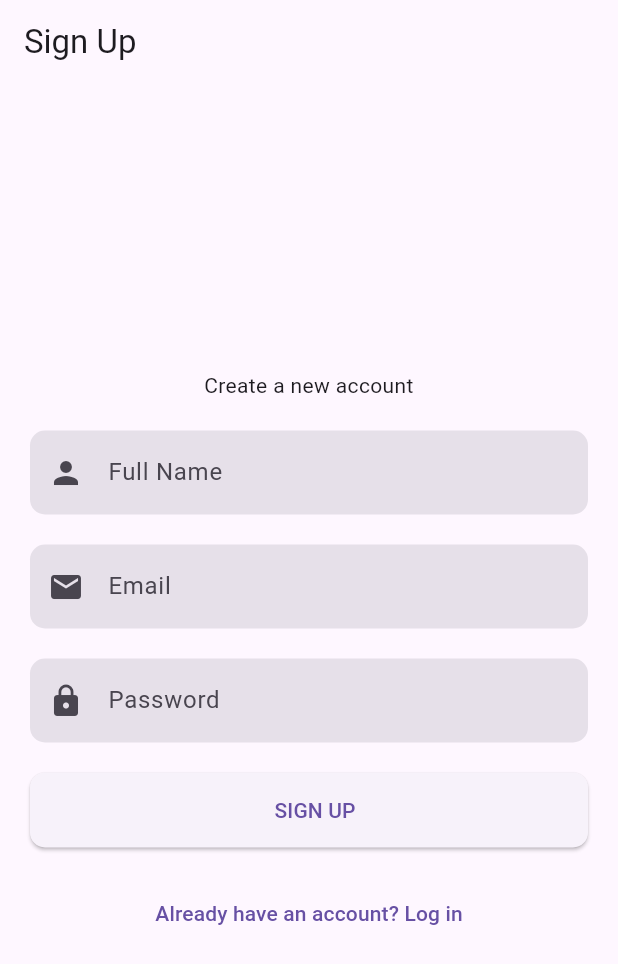
After one commit to rodrigogmdias/flutter-boilerplate, a Flutter app: the SignUpPage screen opened by its route, on a phone screen of 412 x 824 dp. The commit adds this screen. Shown: the top 964 px of the screen. Run offline on Flutter 3.47's test engine with Material 3 defaults, Android fonts, the phone set to English and light mode, and no system bars; our stand-ins replace bloc, firebase_core, flutter_bloc, go_router; accounts and stored records are empty; generated files the repository leaves out were written again.

Commit message:
feat: adicionar página de cadastro e navegação no texto de cadastro

```diff
--- a/lib/feature/login/widgets/sign_up_text.dart
+++ b/lib/feature/login/widgets/sign_up_text.dart
@@ -1,4 +1,5 @@
 import 'package:flutter/material.dart';
+import 'package:go_router/go_router.dart';
 
 class SignUpText extends StatelessWidget {
   const SignUpText({super.key});
@@ -6,7 +7,9 @@ class SignUpText extends StatelessWidget {
   @override
   Widget build(BuildContext context) {
     return GestureDetector(
-      onTap: () {},
+      onTap: () {
+        context.push('/sign-up');
+      },
       child: Text(
         "Don't have an account? Sign Up",
         style: TextStyle(color: Theme.of(context).colorScheme.secondary),
--- /dev/null
+++ b/lib/feature/sign_up/sign_up_page.dart
@@ -0,0 +1,59 @@
+import 'package:flutter/material.dart';
+
+import '../../shared/components/custom_buttons.dart';
+import '../../shared/components/custom_text_field.dart';
+
+class SignUpPage extends StatelessWidget {
+  const SignUpPage({super.key});
+
+  @override
+  Widget build(BuildContext context) {
+    return Scaffold(
+      appBar: AppBar(
+        title: const Text("Sign Up"),
+      ),
+      body: Center(
+        child: Padding(
+          padding: const EdgeInsets.all(20.0),
+          child: Column(
+            mainAxisAlignment: MainAxisAlignment.center,
+            crossAxisAlignment: CrossAxisAlignment.stretch,
+            children: [
+              Text(
+                "Create a new account",
+                textAlign: TextAlign.center,
+                style: Theme.of(context).textTheme.bodyMedium,
+              ),
+              const SizedBox(height: 20),
+              const CustomTextField(
+                hintText: "Full Name",
+                icon: Icons.person,
+              ),
+              const SizedBox(height: 20),
+              const CustomTextField(
+                hintText: "Email",
+                icon: Icons.email,
+              ),
+              const SizedBox(height: 20),
+              const CustomTextField(
+                hintText: "Password",
+                icon: Icons.lock,
+                obscureText: true,
+              ),
+              const SizedBox(height: 20),
+              CustomButton(
+                label: "SIGN UP",
+                onPressed: () {},
+              ),
+              const SizedBox(height: 20),
+              TextButton(
+                onPressed: () => Navigator.pop(context),
+                child: const Text("Already have an account? Log in"),
+              ),
+            ],
+          ),
+        ),
+      ),
+    );
+  }
+}
--- a/lib/shared/router/app_router.dart
+++ b/lib/shared/router/app_router.dart
@@ -3,6 +3,7 @@ import 'package:go_router/go_router.dart';
 import '../../feature/forget_password/forget_password_page.dart';
 import '../../feature/home/home_page.dart';
 import '../../feature/login/login_page.dart';
+import '../../feature/sign_up/sign_up_page.dart';
 
 mixin AppRouter {
   static final config = GoRouter(routes: [
@@ -18,5 +19,9 @@ mixin AppRouter {
       path: '/forget-password',
       builder: (context, state) => const ForgetPasswordPage(),
     ),
+    GoRoute(
+      path: '/sign-up',
+      builder: (context, state) => const SignUpPage(),
+    ),
   ]);
 }
```
